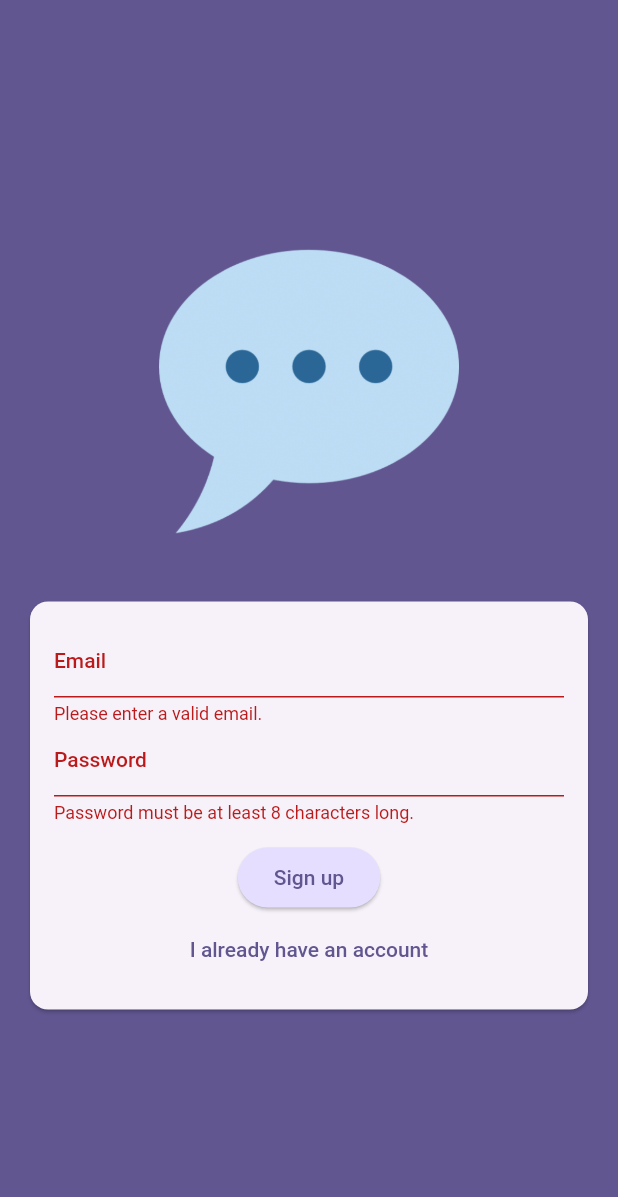
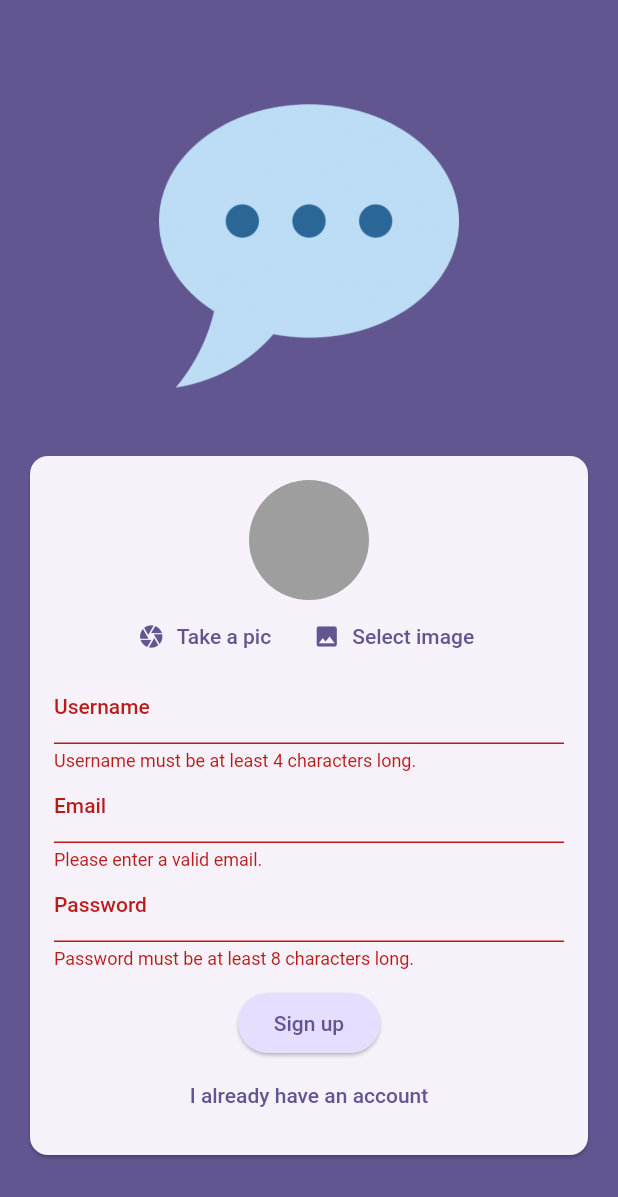
Before and after one commit to EncouragedEntity/baranogram, a Flutter app: the screen it shows after launch, after a tap on "Log in", after a tap on "Create an account", after a tap on "Sign up", on a phone screen of 412 x 824 dp. Shown: the top 1197 px of the screen. Run offline on Flutter 3.47's test engine with Material 2 defaults, Android fonts, the light colour scheme and no system bars; our stand-ins replace cloud_firestore, firebase_auth, firebase_core, firebase_messaging, firebase_storage, image_picker; accounts and stored records are empty.

Commit message:
pages update

```diff
--- a/lib/pages/auth_page.dart
+++ b/lib/pages/auth_page.dart
@@ -1,4 +1,9 @@
+import 'dart:io';
+
+import 'package:baranogram/widgets/user_image_picker.dart';
+import 'package:cloud_firestore/cloud_firestore.dart';
 import 'package:firebase_auth/firebase_auth.dart';
+import 'package:firebase_storage/firebase_storage.dart';
 import 'package:flutter/material.dart';
 
 final firebase = FirebaseAuth.instance;
@@ -12,10 +17,16 @@ class AuthPage extends StatefulWidget {
 
 class _AuthPageState extends State<AuthPage> {
   final _formKey = GlobalKey<FormState>();
-
+  File? _selectedImage;
   bool _isLogin = true;
   String _enteredEmail = '';
   String _enteredPassword = '';
+  String _enteredUsername = '';
+  bool _isAuthing = false;
+
+  void _setImage(File image) {
+    _selectedImage = image;
+  }
 
   void _submit() async {
     final isEverythingValid = _formKey.currentState!.validate();
@@ -24,10 +35,24 @@ class _AuthPageState extends State<AuthPage> {
       return;
     }
 
+    if (!_isLogin && _selectedImage == null) {
+      ScaffoldMessenger.of(context).clearSnackBars();
+      ScaffoldMessenger.of(context).showSnackBar(
+        const SnackBar(
+          content: Text('Set a profile picture'),
+        ),
+      );
+      return;
+    }
+
     _formKey.currentState!.save();
     try {
+      setState(() {
+        _isAuthing = true;
+      });
+
       if (_isLogin) {
-        final userCreds = await firebase.signInWithEmailAndPassword(
+        await firebase.signInWithEmailAndPassword(
           email: _enteredEmail,
           password: _enteredPassword,
         );
@@ -36,8 +61,30 @@ class _AuthPageState extends State<AuthPage> {
           email: _enteredEmail,
           password: _enteredPassword,
         );
+
+        final storageRef = FirebaseStorage.instance
+            .ref()
+            .child('user-images')
+            .child('${userCreds.user!.uid}.jpg');
+
+        await storageRef.putFile(_selectedImage!);
+        final imageUrl = await storageRef.getDownloadURL();
+
+        await FirebaseFirestore.instance
+            .collection('users')
+            .doc(userCreds.user!.uid)
+            .set(
+          {
+            'username': _enteredUsername,
+            'email': _enteredEmail,
+            'imageUrl': imageUrl,
+          },
+        );
       }
     } on FirebaseAuthException catch (e) {
+      setState(() {
+        _isAuthing = false;
+      });
       ScaffoldMessenger.of(context).clearSnackBars();
       if (e.code == 'email-already-in-use') {
         ScaffoldMessenger.of(context).showSnackBar(
@@ -64,6 +111,20 @@ class _AuthPageState extends State<AuthPage> {
         ScaffoldMessenger.of(context).showSnackBar(
           const SnackBar(
             content: Text('The password is too weak'),
+          ),
+        );
+      }
+      if (e.code == 'user-not-found') {
+        ScaffoldMessenger.of(context).showSnackBar(
+          const SnackBar(
+            content: Text('User not found'),
+          ),
+        );
+      }
+      if (e.code == 'wrong-password') {
+        ScaffoldMessenger.of(context).showSnackBar(
+          const SnackBar(
+            content: Text('Wrong password. Try again'),
           ),
         );
       }
@@ -99,6 +160,26 @@ class _AuthPageState extends State<AuthPage> {
                       child: Column(
                         mainAxisSize: MainAxisSize.min,
                         children: [
+                          if (!_isLogin)
+                            UserImagePicker(
+                              onImageSelect: _setImage,
+                            ),
+                          if (!_isLogin)
+                            TextFormField(
+                              validator: (value) {
+                                if (value == null || value.trim().length < 4) {
+                                  return 'Username must be at least 4 characters long.';
+                                }
+                                return null;
+                              },
+                              decoration: const InputDecoration(
+                                labelText: 'Username',
+                              ),
+                              enableSuggestions: false,
+                              onSaved: (newValue) {
+                                _enteredUsername = newValue!;
+                              },
+                            ),
                           TextFormField(
                             decoration: const InputDecoration(
                               labelText: 'Email',
@@ -136,6 +217,7 @@ class _AuthPageState extends State<AuthPage> {
                           const SizedBox(
                             height: 12,
                           ),
+                          if (!_isAuthing)
                             ElevatedButton(
                               onPressed: _submit,
                               style: ElevatedButton.styleFrom(
@@ -147,6 +229,7 @@ class _AuthPageState extends State<AuthPage> {
                                 _isLogin ? 'Log in' : 'Sign up',
                               ),
                             ),
+                          if (!_isAuthing)
                             TextButton(
                               onPressed: () {
                                 setState(() {
@@ -159,6 +242,7 @@ class _AuthPageState extends State<AuthPage> {
                                     : 'I already have an account',
                               ),
                             ),
+                          if (_isAuthing) const CircularProgressIndicator()
                         ],
                       ),
                     ),
```
Also changed, not shown: lib/pages/chat_page.dart (+30 -2 lines). Lines whose indentation alone changed are shown as unchanged.
